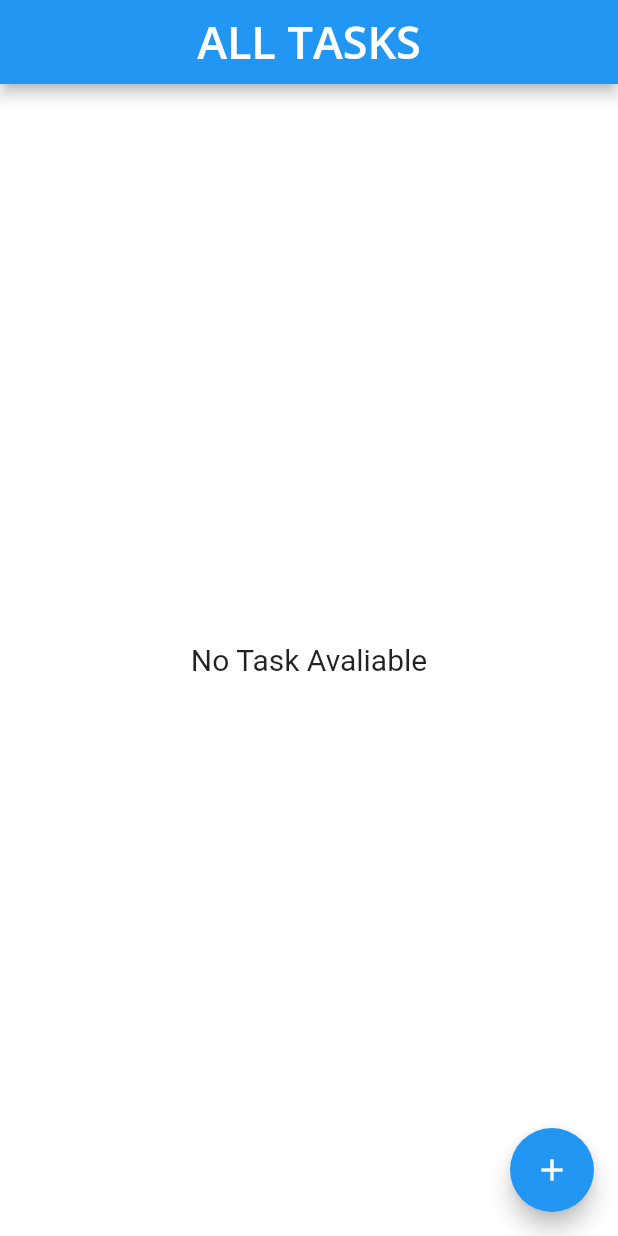
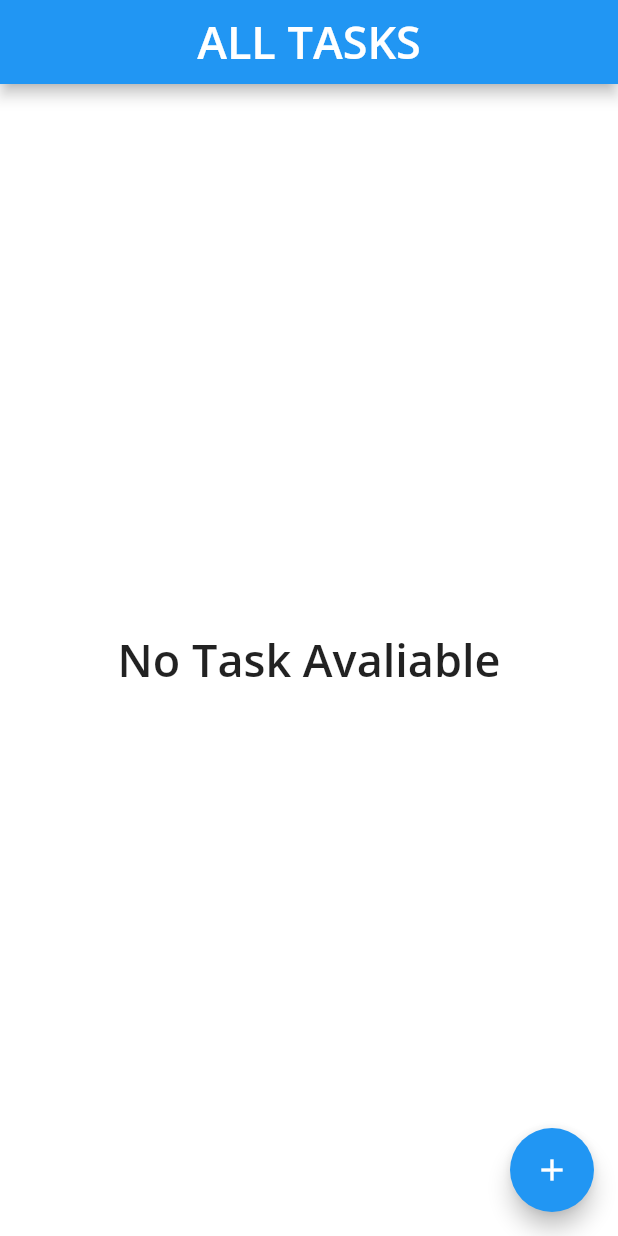
Before and after one commit to ragbhawa96/myToDoApp, a Flutter app: the screen it shows after launch, on a phone screen of 412 x 824 dp. Run offline on Flutter 3.47's test engine with Material 2 defaults, Android fonts, the phone set to English and light mode, and no system bars; our stand-ins replace google_fonts, sqflite; accounts and stored records are empty.

Commit message:
change stylings in card widget

```diff
--- a/lib/todo_screen.dart
+++ b/lib/todo_screen.dart
@@ -66,7 +66,7 @@ class _TodoScreenState extends State<TodoScreen> {
           horizontal: 10.0,
           vertical: 5.0,
         ),
-        color: row['status'] == '0' ? null : Colors.grey.shade100,
+        color: row['status'] == '0' ? null : Colors.white.withOpacity(0.5),
         child: Container(
 //          decoration: row['status'] == '0'
 //              ? null
@@ -82,6 +82,9 @@ class _TodoScreenState extends State<TodoScreen> {
                 decoration: row['status'] == '0'
                     ? TextDecoration.none
                     : TextDecoration.lineThrough,
+                color: row['status'] == '0'
+                    ? null
+                    : Colors.black.withOpacity(0.25),
               ),
             ),
             onLongPress: () {
@@ -131,6 +134,7 @@ class _TodoScreenState extends State<TodoScreen> {
                     },
                     style: TextStyle(
                       fontSize: 18.0,
+                      fontFamily: 'OpenSans',
                     ),
                     decoration: InputDecoration(
                       errorText: validated ? null : errText,
@@ -229,7 +233,10 @@ class _TodoScreenState extends State<TodoScreen> {
               body: Center(
                 child: Text(
                   "No Task Avaliable",
-                  style: TextStyle(fontSize: 20.0),
+                  style: GoogleFonts.openSans(
+                    fontSize: 30.0,
+                    fontWeight: FontWeight.w600,
+                  ),
                 ),
               ),
             );
```
